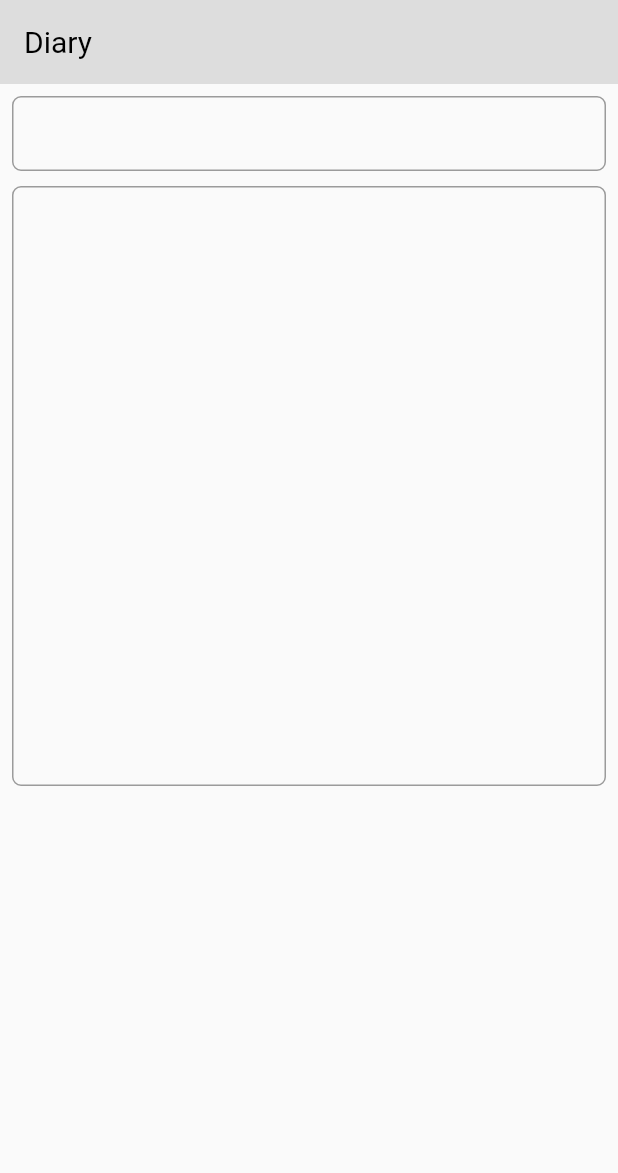
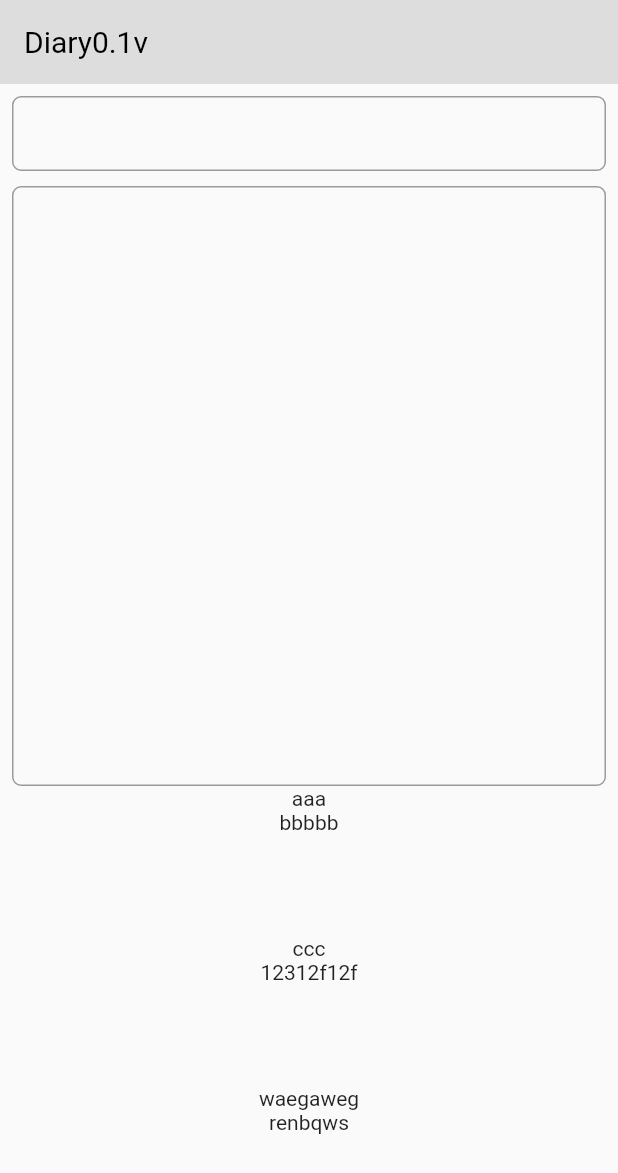
Before and after one commit to greemsam/fluttertoy, a Flutter app: the screen it shows after launch, on a phone screen of 412 x 824 dp. Shown: the top 1173 px of the screen. Run offline on Flutter 3.47's test engine with Material 2 defaults, Android fonts, the phone set to English and light mode, and no system bars.

Commit message:
위젯 생성

```diff
--- a/lib/main.dart
+++ b/lib/main.dart
@@ -1,4 +1,5 @@
 import 'package:flutter/material.dart';
+import 'widgets/customcard.dart';
 
 void main() {
   runApp(const MyApp());
@@ -6,21 +7,23 @@ void main() {
 
 class MyApp extends StatelessWidget {
 	const MyApp({Key? key}) : super(key: key);
+	final String appTitle = 'Diary';
+	final String version = '0.1v';
 	@override
   	Widget build(BuildContext context) {
 		return MaterialApp(
 			home: Scaffold(
 				appBar: AppBar(
-                title: Text('Diary'),
-                titleTextStyle:
-                    TextStyle(fontSize: 20, color: Color(0xff000000)),
+					title: Text(appTitle+version),
+					titleTextStyle:TextStyle(fontSize: 20, color: Color(0xff000000)),
 					backgroundColor: Color(0xffdddddd),
-                elevation: 0),
-            body: Container(
-              alignment: Alignment.topCenter,
-              child: Container(
+					elevation: 0
+				),
+				body: SingleChildScrollView(
+					scrollDirection: Axis.vertical,
 					padding: EdgeInsets.all(8),
-                  child: Column(children: <Widget>[
+					child: Column(
+						children: <Widget>[
 						Container(
 							margin: EdgeInsets.fromLTRB(0, 0, 0, 10),
 							height: 50,
@@ -31,7 +34,9 @@ class MyApp extends StatelessWidget {
 									borderRadius:
 										BorderRadius.all(Radius.circular(6)),
 									),
-                            ))),
+								)
+							)
+						),
 						SizedBox(
 							height: 400,
 							child: TextField(
@@ -41,11 +46,35 @@ class MyApp extends StatelessWidget {
 								keyboardType: TextInputType.multiline,
 								decoration: InputDecoration(
 									border: OutlineInputBorder(
-                                borderRadius:
-                                    BorderRadius.all(Radius.circular(6)),
+											borderRadius:BorderRadius.all(Radius.circular(6)),
 									),
-                            )))
-                  ])),
-            )));
+								)
+							)
+						),
+						Column(children:<Widget>[
+							CustomCard(
+								title:'aaa',
+								contentText:'bbbbb',
+								boxWidth:100,
+								boxHeight:100
+							),
+							CustomCard(
+								title:'ccc',
+								contentText:'12312f12f',
+								boxWidth:100,
+								boxHeight:100
+							),
+							CustomCard(
+								title:'waegaweg',
+								contentText:'renbqws',
+								boxWidth:100,
+								boxHeight:100
+							)
+						])
+
+					])
+				),
+			)
+		);
 	}
 }
--- /dev/null
+++ b/lib/widgets/customcard.dart
@@ -0,0 +1,33 @@
+
+import 'package:flutter/material.dart';
+
+class CustomCard extends StatelessWidget {
+
+	final String title;
+	final String contentText;
+	final double boxWidth;
+	final double boxHeight;
+	final Color? backgroundColor;
+
+	CustomCard({
+		super.key,
+		required this.title,
+		required this.contentText,
+		required this.boxWidth,
+		required this.boxHeight,
+		this.backgroundColor,
+	});
+	@override
+	Widget build(BuildContext context){
+		return SizedBox(
+			width:boxWidth,
+			height:boxHeight,
+			child:Column(
+				children:<Widget>[
+					Text(title),
+					Text(contentText)
+				]
+			)
+		);
+	}
+}
```
Lines whose indentation alone changed are shown as unchanged.
